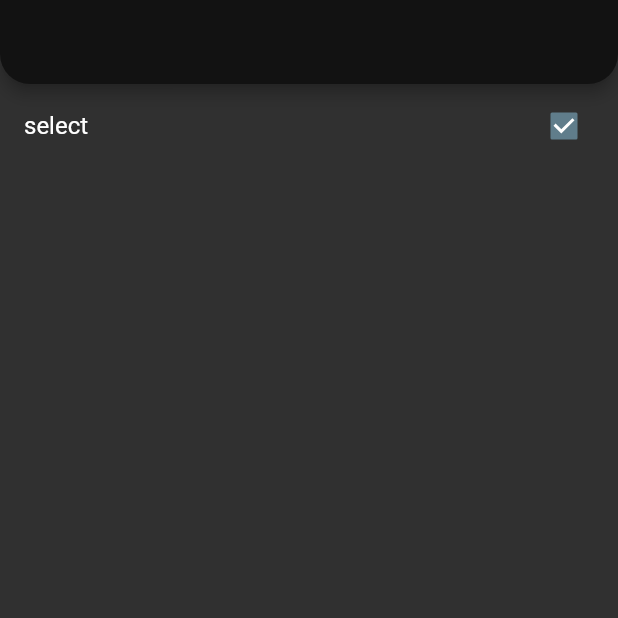
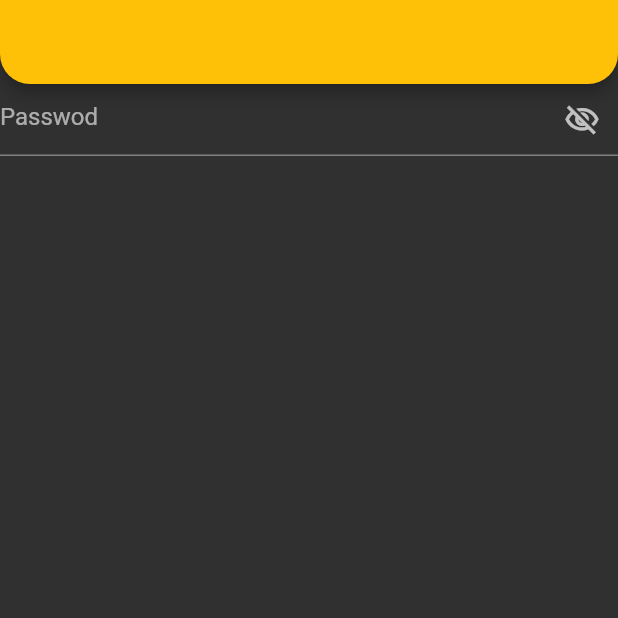
Before and after one commit to miracziyaalev/starter_package, a Flutter app: the screen it shows after launch, on a phone screen of 412 x 824 dp, the top half of it. Run offline on Flutter 3.47's test engine with Material 2 defaults, Android fonts, the phone set to English and light mode, and no system bars; our stand-ins replace dio, flutter_spinkit.

Commit message:
atomic design

```diff
--- a/lib/202/5_theme_learn_view.dart
+++ b/lib/202/5_theme_learn_view.dart
@@ -1,4 +1,6 @@
 import 'package:flutter/material.dart';
+
+import '../product/password_text_field.dart';
 
 class ThemeLearnView extends StatefulWidget {
   const ThemeLearnView({super.key});
@@ -14,6 +16,7 @@
       appBar: AppBar(),
       body: Column(
         children: [
+          const PasswordTextField(),
           CheckboxListTile(
             value: true,
             onChanged: (value) {},
--- a/lib/202/theme/themes.dart
+++ b/lib/202/theme/themes.dart
@@ -1,4 +1,5 @@
 import 'package:flutter/material.dart';
+import 'package:flutter/services.dart';
 
 class DarkTheme {
   final _darkColor = _DarkThemeColor();
@@ -8,7 +9,9 @@
   DarkTheme() {
     theme = ThemeData(
         appBarTheme: const AppBarTheme(
-            shape: RoundedRectangleBorder(borderRadius: BorderRadius.vertical(bottom: Radius.circular(20)))),
+            systemOverlayStyle: SystemUiOverlayStyle.light,
+            shape: RoundedRectangleBorder(borderRadius: BorderRadius.vertical(bottom: Radius.circular(20))),
+            color: Colors.amber),
         floatingActionButtonTheme:
             FloatingActionButtonThemeData(backgroundColor: _darkColor._floatingActionButtonColor),
         buttonTheme: const ButtonThemeData(colorScheme: ColorScheme.dark(onPrimary: Colors.white)),
--- /dev/null
+++ b/lib/demos/6_custom_text_field.dart
@@ -0,0 +1,17 @@
+import 'package:flutter/material.dart';
+
+import '../product/password_text_field.dart';
+
+class CustomTextField extends StatelessWidget {
+  const CustomTextField({super.key});
+
+  @override
+  Widget build(BuildContext context) {
+    return Scaffold(
+      appBar: AppBar(),
+      body: Column(children: const [
+        PasswordTextField(),
+      ]),
+    );
+  }
+}
--- a/lib/main.dart
+++ b/lib/main.dart
@@ -1,7 +1,7 @@
 import 'package:flutter/material.dart';
 import 'package:starter_package/202/theme/themes.dart';
 
-import '202/5_theme_learn_view.dart';
+import 'demos/6_custom_text_field.dart';
 
 void main() {
   runApp(const MyApp());
@@ -54,7 +54,7 @@
       //       shape: CircularNotchedRectangle(),
       //     )),
       debugShowCheckedModeBanner: false,
-      home: const ThemeLearnView(),
+      home: const CustomTextField(),
     );
   }
 }
--- /dev/null
+++ b/lib/product/password_text_field.dart
@@ -0,0 +1,49 @@
+import 'package:flutter/material.dart';
+
+class PasswordTextField extends StatefulWidget {
+  const PasswordTextField({super.key, this.controller});
+  final TextEditingController? controller;
+
+  @override
+  State<PasswordTextField> createState() => _PasswordTextFieldState();
+}
+
+class _PasswordTextFieldState extends State<PasswordTextField> {
+  final _obscureText = '❤';
+  bool _isSecure = true;
+  final String hintext = 'Passwod';
+
+  void _changeSecure() {
+    setState(() {
+      _isSecure = !_isSecure;
+    });
+  }
+
+  @override
+  Widget build(BuildContext context) {
+    return TextField(
+      controller: widget.controller,
+      decoration: InputDecoration(
+        border: const UnderlineInputBorder(),
+        hintText: hintext,
+        suffixIcon: _onVisibilityIcon(),
+        //suffix: Icon(Icons.abc),
+      ),
+      obscureText: _isSecure,
+      obscuringCharacter: _obscureText,
+    );
+  }
+
+  IconButton _onVisibilityIcon() {
+    return IconButton(
+      onPressed: _changeSecure,
+      icon: AnimatedCrossFade(
+        firstChild: const Icon(Icons.visibility_off_outlined),
+        secondChild: const Icon(Icons.visibility_outlined),
+        crossFadeState: _isSecure ? CrossFadeState.showFirst : CrossFadeState.showSecond,
+        duration: const Duration(seconds: 2),
+      ),
+      //icon: Icon(_isSecure ? Icons.visibility : Icons.visibility_off),
+    );
+  }
+}
```
Also changed, not shown: lib/202/6_widget_size_enum_learn_view.dart (added, +36 -0 lines).
